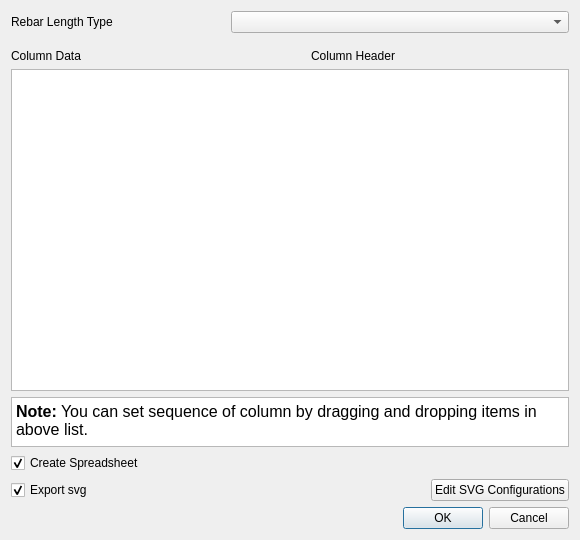
This is BillOfMaterial/MainBillOfMaterial.ui in amrit3701/FreeCAD-Reinforcement as Qt 5 draws it before an edit. The edited form follows.
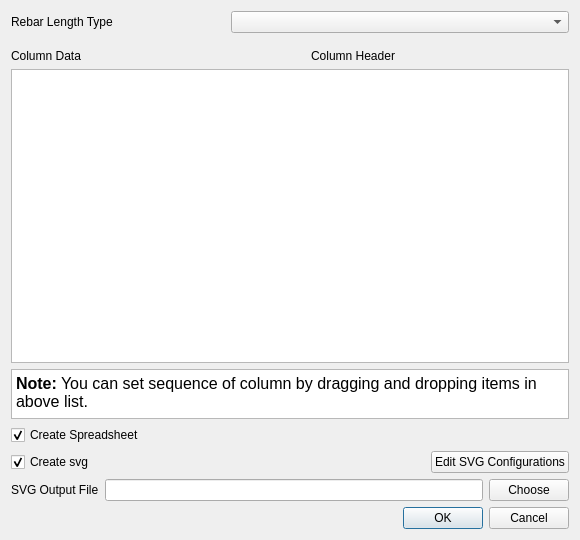
This is the edited form. Custom widgets are drawn as their Qt base class.

Commit message:
Implement ui for BOM user template
And add Width and Height attributes to bom_content object.
Remove xml declaration from output file above BOM table, automatically
added by xml minidom, as xml declaration is allowed only at start of
document.

Diff of the .ui file:
```diff
--- a/BillOfMaterial/MainBillOfMaterial.ui
+++ b/BillOfMaterial/MainBillOfMaterial.ui
@@ -156,9 +156,9 @@
    <item>
     <layout class="QHBoxLayout" name="horizontalLayout_3" stretch="1,0">
      <item>
-      <widget class="Gui::PrefCheckBox" name="exportSVG">
+      <widget class="Gui::PrefCheckBox" name="createSVG">
        <property name="text">
-        <string>Export svg</string>
+        <string>Create svg</string>
        </property>
        <property name="checked">
         <bool>true</bool>
@@ -174,6 +174,49 @@
      </item>
     </layout>
    </item>
+   <item>
+    <widget class="QWidget" name="svgOutputFileWidget" native="true">
+     <layout class="QHBoxLayout" name="horizontalLayout_5">
+      <property name="leftMargin">
+       <number>0</number>
+      </property>
+      <property name="topMargin">
+       <number>0</number>
+      </property>
+      <property name="rightMargin">
+       <number>0</number>
+      </property>
+      <property name="bottomMargin">
+       <number>0</number>
+      </property>
+      <item>
+       <widget class="QLabel" name="svgOutputFileLabel">
+        <property name="text">
+         <string>SVG Output File</string>
+        </property>
+       </widget>
+      </item>
+      <item>
+       <layout class="QHBoxLayout" name="horizontalLayout_4">
+        <item>
+         <widget class="Gui::PrefLineEdit" name="svgOutputFile">
+          <property name="clearButtonEnabled">
+           <bool>true</bool>
+          </property>
+         </widget>
+        </item>
+        <item>
+         <widget class="QPushButton" name="chooseSVGOutputFile">
+          <property name="text">
+           <string>Choose</string>
+          </property>
+         </widget>
+        </item>
+       </layout>
+      </item>
+     </layout>
+    </widget>
+   </item>
    <item>
     <widget class="QDialogButtonBox" name="buttonBox">
      <property name="orientation">
@@ -197,6 +240,11 @@
    <extends>QComboBox</extends>
    <header>Gui/PrefWidgets.h</header>
   </customwidget>
+  <customwidget>
+   <class>Gui::PrefLineEdit</class>
+   <extends>QLineEdit</extends>
+   <header>Gui/PrefWidgets.h</header>
+  </customwidget>
  </customwidgets>
  <tabstops>
   <tabstop>rebarLengthType</tabstop>
```
Left out of the diff: 5 changed lines with no effect on the pictures. The commit also changes 5 other files.
